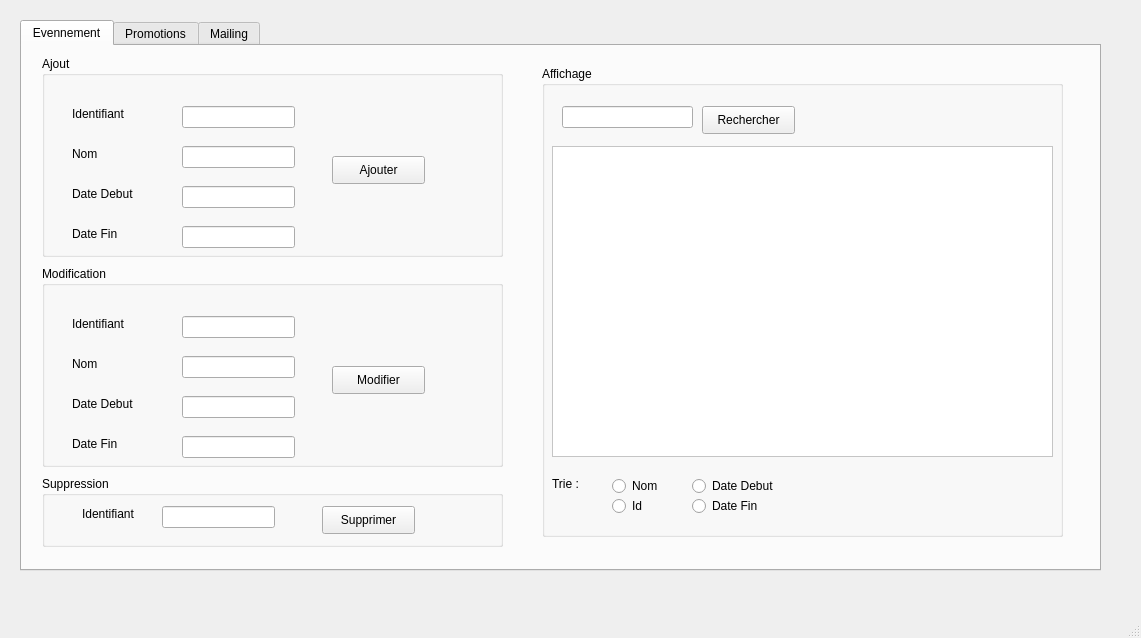
Above: Gestion_Evennement_Promotion/mainwindow.ui from medhama/ThePieChart before the change. Below: the same form after it.
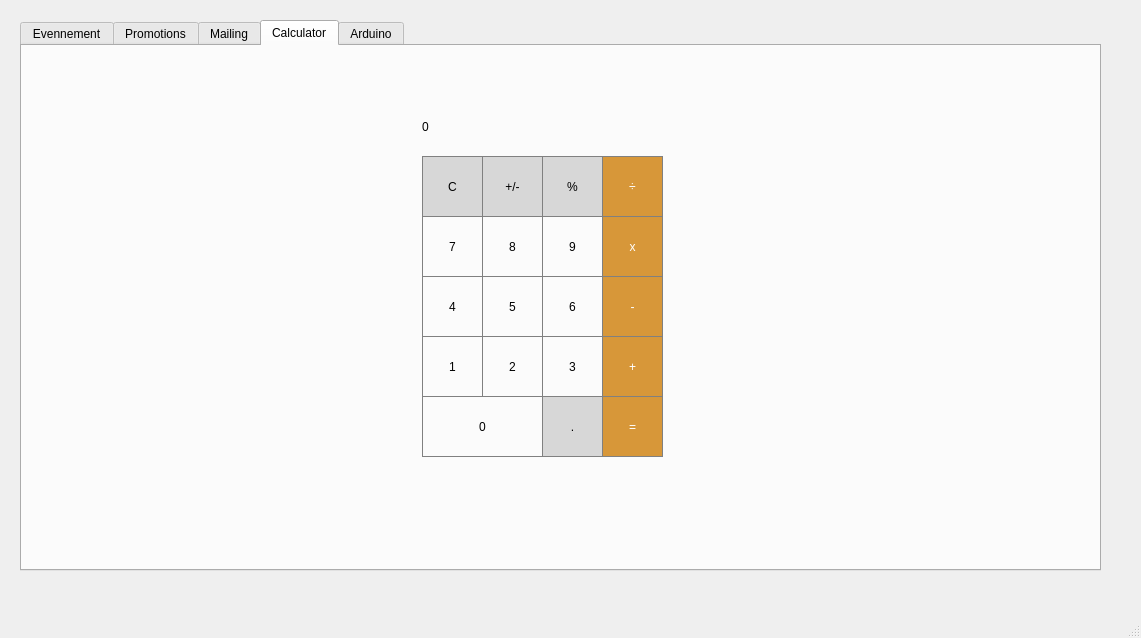
That is the form after the change. The open tabs and pages were chosen to show the change. Icons and pictures are not drawn.

Commit message: arduino + valeur ajoutée

```diff
--- a/Gestion_Evennement_Promotion/mainwindow.ui
+++ b/Gestion_Evennement_Promotion/mainwindow.ui
@@ -185,7 +185,7 @@
         </rect>
        </property>
        <property name="styleSheet">
-        <string notr="true">background-color: rgb(255, 255, 255);</string>
+        <string notr="true"/>
        </property>
       </widget>
       <widget class="QLineEdit" name="rechercher_event">
@@ -1151,6 +1151,715 @@
       </property>
      </widget>
     </widget>
+    <widget class="QWidget" name="tab_3">
+     <attribute name="title">
+      <string>Calculator</string>
+     </attribute>
+     <widget class="QPushButton" name="pushButton_4">
+      <property name="geometry">
+       <rect>
+        <x>400</x>
+        <y>230</y>
+        <width>61</width>
+        <height>61</height>
+       </rect>
+      </property>
+      <property name="styleSheet">
+       <string notr="true">QPushButton {
+ border: 1px solid gray;
+}
+
+QPushButton:pressed {
+  background-color: qlineargradient(x1: 0, y1: 0, x2: 0, y2: 1, 
+                                       stop: 0 #dadbde, stop: 1 #f6f7fa);
+}</string>
+      </property>
+      <property name="text">
+       <string>4</string>
+      </property>
+     </widget>
+     <widget class="QPushButton" name="pushButton_8">
+      <property name="geometry">
+       <rect>
+        <x>460</x>
+        <y>170</y>
+        <width>61</width>
+        <height>61</height>
+       </rect>
+      </property>
+      <property name="styleSheet">
+       <string notr="true">QPushButton {
+ border: 1px solid gray;
+}
+
+QPushButton:pressed {
+  background-color: qlineargradient(x1: 0, y1: 0, x2: 0, y2: 1, 
+                                       stop: 0 #dadbde, stop: 1 #f6f7fa);
+}</string>
+      </property>
+      <property name="text">
+       <string>8</string>
+      </property>
+     </widget>
+     <widget class="QPushButton" name="pushButton_3">
+      <property name="geometry">
+       <rect>
+        <x>520</x>
+        <y>290</y>
+        <width>61</width>
+        <height>61</height>
+       </rect>
+      </property>
+      <property name="styleSheet">
+       <string notr="true">QPushButton {
+ border: 1px solid gray;
+}
+
+QPushButton:pressed {
+  background-color: qlineargradient(x1: 0, y1: 0, x2: 0, y2: 1, 
+                                       stop: 0 #dadbde, stop: 1 #f6f7fa);
+}</string>
+      </property>
+      <property name="text">
+       <string>3</string>
+      </property>
+     </widget>
+     <widget class="QPushButton" name="pushButton_6">
+      <property name="geometry">
+       <rect>
+        <x>520</x>
+        <y>230</y>
+        <width>61</width>
+        <height>61</height>
+       </rect>
+      </property>
+      <property name="styleSheet">
+       <string notr="true">QPushButton {
+ border: 1px solid gray;
+}
+
+QPushButton:pressed {
+  background-color: qlineargradient(x1: 0, y1: 0, x2: 0, y2: 1, 
+                                       stop: 0 #dadbde, stop: 1 #f6f7fa);
+}</string>
+      </property>
+      <property name="text">
+       <string>6</string>
+      </property>
+     </widget>
+     <widget class="QPushButton" name="pushButton_divide">
+      <property name="geometry">
+       <rect>
+        <x>580</x>
+        <y>110</y>
+        <width>61</width>
+        <height>61</height>
+       </rect>
+      </property>
+      <property name="styleSheet">
+       <string notr="true">QPushButton {
+ background-color: rgb(215, 151, 57);
+ color: white;
+ border: 1px solid gray;
+}
+
+QPushButton:pressed{
+ background-color: qlineargradient(x1: 0, y1: 0, x2: 0, y2: 1,
+                                  stop: 0#FF7832, stop: 1 #FF9739);
+}</string>
+      </property>
+      <property name="text">
+       <string> ÷ </string>
+      </property>
+     </widget>
+     <widget class="QPushButton" name="pushButton_decimal">
+      <property name="geometry">
+       <rect>
+        <x>520</x>
+        <y>350</y>
+        <width>61</width>
+        <height>61</height>
+       </rect>
+      </property>
+      <property name="styleSheet">
+       <string notr="true">QPushButton {
+ background-color: rgb(215, 215, 215);
+ border: 1px solid gray;
+}
+
+QPushButton:pressed{
+ background-color: qlineargradient(x1: 0, y1: 0, x2: 0, y2: 1,
+                                  stop: 0#BEBEBE, stop: 1 #D7D7D7);
+}</string>
+      </property>
+      <property name="text">
+       <string>.</string>
+      </property>
+     </widget>
+     <widget class="QPushButton" name="pushButton_1">
+      <property name="geometry">
+       <rect>
+        <x>400</x>
+        <y>290</y>
+        <width>61</width>
+        <height>61</height>
+       </rect>
+      </property>
+      <property name="styleSheet">
+       <string notr="true">QPushButton {
+ border: 1px solid gray;
+}
+
+QPushButton:pressed {
+  background-color: qlineargradient(x1: 0, y1: 0, x2: 0, y2: 1, 
+                                       stop: 0 #dadbde, stop: 1 #f6f7fa);
+}</string>
+      </property>
+      <property name="text">
+       <string>1</string>
+      </property>
+     </widget>
+     <widget class="QPushButton" name="pushButton_plusMinus">
+      <property name="geometry">
+       <rect>
+        <x>460</x>
+        <y>110</y>
+        <width>61</width>
+        <height>61</height>
+       </rect>
+      </property>
+      <property name="styleSheet">
+       <string>QPushButton {
+ background-color: rgb(215, 215, 215);
+ border: 1px solid gray;
+}
+
+QPushButton:pressed{
+ background-color: qlineargradient(x1: 0, y1: 0, x2: 0, y2: 1,
+                                  stop: 0#BEBEBE, stop: 1 #D7D7D7);
+}</string>
+      </property>
+      <property name="text">
+       <string>+/-</string>
+      </property>
+     </widget>
+     <widget class="QPushButton" name="pushButton_2">
+      <property name="geometry">
+       <rect>
+        <x>460</x>
+        <y>290</y>
+        <width>61</width>
+        <height>61</height>
+       </rect>
+      </property>
+      <property name="styleSheet">
+       <string notr="true">QPushButton {
+ border: 1px solid gray;
+}
+
+QPushButton:pressed {
+  background-color: qlineargradient(x1: 0, y1: 0, x2: 0, y2: 1, 
+                                       stop: 0 #dadbde, stop: 1 #f6f7fa);
+}</string>
+      </property>
+      <property name="text">
+       <string>2</string>
+      </property>
+     </widget>
+     <widget class="QPushButton" name="pushButton_5">
+      <property name="geometry">
+       <rect>
+        <x>460</x>
+        <y>230</y>
+        <width>61</width>
+        <height>61</height>
+       </rect>
+      </property>
+      <property name="styleSheet">
+       <string notr="true">QPushButton {
+ border: 1px solid gray;
+}
+
+QPushButton:pressed {
+  background-color: qlineargradient(x1: 0, y1: 0, x2: 0, y2: 1, 
+                                       stop: 0 #dadbde, stop: 1 #f6f7fa);
+}</string>
+      </property>
+      <property name="text">
+       <string>5</string>
+      </property>
+     </widget>
+     <widget class="QLabel" name="label_25">
+      <property name="geometry">
+       <rect>
+        <x>400</x>
+        <y>50</y>
+        <width>241</width>
+        <height>61</height>
+       </rect>
+      </property>
+      <property name="styleSheet">
+       <string notr="true">QLabel {
+  qproperty-alignements: 'AlignVCenter | AlignRight';
+  border : 1px solid gray;
+}
+
+background-color : white;</string>
+      </property>
+      <property name="text">
+       <string>0</string>
+      </property>
+     </widget>
+     <widget class="QPushButton" name="pushButton_add">
+      <property name="geometry">
+       <rect>
+        <x>580</x>
+        <y>290</y>
+        <width>61</width>
+        <height>61</height>
+       </rect>
+      </property>
+      <property name="styleSheet">
+       <string notr="true">QPushButton {
+ background-color: rgb(215, 151, 57);
+ color: white;
+ border: 1px solid gray;
+}
+
+QPushButton:pressed{
+ background-color: qlineargradient(x1: 0, y1: 0, x2: 0, y2: 1,
+                                  stop: 0#FF7832, stop: 1 #FF9739);
+}</string>
+      </property>
+      <property name="text">
+       <string>+</string>
+      </property>
+     </widget>
+     <widget class="QPushButton" name="pushButton_percent">
+      <property name="geometry">
+       <rect>
+        <x>520</x>
+        <y>110</y>
+        <width>61</width>
+        <height>61</height>
+       </rect>
+      </property>
+      <property name="styleSheet">
+       <string>QPushButton {
+ background-color: rgb(215, 215, 215);
+ border: 1px solid gray;
+}
+
+QPushButton:pressed{
+ background-color: qlineargradient(x1: 0, y1: 0, x2: 0, y2: 1,
+                                  stop: 0#BEBEBE, stop: 1 #D7D7D7);
+}</string>
+      </property>
+      <property name="text">
+       <string>%</string>
+      </property>
+     </widget>
+     <widget class="QPushButton" name="pushButton_equals">
+      <property name="geometry">
+       <rect>
+        <x>580</x>
+        <y>350</y>
+        <width>61</width>
+        <height>61</height>
+       </rect>
+      </property>
+      <property name="styleSheet">
+       <string notr="true">QPushButton {
+ background-color: rgb(215, 151, 57);
+ color: white;
+ border: 1px solid gray;
+}
+
+QPushButton:pressed{
+ background-color: qlineargradient(x1: 0, y1: 0, x2: 0, y2: 1,
+                                  stop: 0#FF7832, stop: 1 #FF9739);
+}</string>
+      </property>
+      <property name="text">
+       <string>=</string>
+      </property>
+     </widget>
+     <widget class="QPushButton" name="pushButton_7">
+      <property name="geometry">
+       <rect>
+        <x>400</x>
+        <y>170</y>
+        <width>61</width>
+        <height>61</height>
+       </rect>
+      </property>
+      <property name="styleSheet">
+       <string notr="true">QPushButton {
+ border: 1px solid gray;
+}
+
+QPushButton:pressed {
+  background-color: qlineargradient(x1: 0, y1: 0, x2: 0, y2: 1, 
+                                       stop: 0 #dadbde, stop: 1 #f6f7fa);
+}</string>
+      </property>
+      <property name="text">
+       <string>7</string>
+      </property>
+     </widget>
+     <widget class="QPushButton" name="pushButton_substract">
+      <property name="geometry">
+       <rect>
+        <x>580</x>
+        <y>230</y>
+        <width>61</width>
+        <height>61</height>
+       </rect>
+      </property>
+      <property name="styleSheet">
+       <string notr="true">QPushButton {
+ background-color: rgb(215, 151, 57);
+ color: white;
+ border: 1px solid gray;
+}
+
+QPushButton:pressed{
+ background-color: qlineargradient(x1: 0, y1: 0, x2: 0, y2: 1,
+                                  stop: 0#FF7832, stop: 1 #FF9739);
+}</string>
+      </property>
+      <property name="text">
+       <string>-</string>
+      </property>
+     </widget>
+     <widget class="QPushButton" name="pushButton_9">
+      <property name="geometry">
+       <rect>
+        <x>520</x>
+        <y>170</y>
+        <width>61</width>
+        <height>61</height>
+       </rect>
+      </property>
+      <property name="styleSheet">
+       <string notr="true">QPushButton {
+ border: 1px solid gray;
+}
+
+QPushButton:pressed {
+  background-color: qlineargradient(x1: 0, y1: 0, x2: 0, y2: 1, 
+                                       stop: 0 #dadbde, stop: 1 #f6f7fa);
+}</string>
+      </property>
+      <property name="text">
+       <string>9</string>
+      </property>
+     </widget>
+     <widget class="QPushButton" name="pushButton_0">
+      <property name="geometry">
+       <rect>
+        <x>400</x>
+        <y>350</y>
+        <width>121</width>
+        <height>61</height>
+       </rect>
+      </property>
+      <property name="styleSheet">
+       <string notr="true">QPushButton {
+ border: 1px solid gray;
+}
+
+QPushButton:pressed {
+  background-color: qlineargradient(x1: 0, y1: 0, x2: 0, y2: 1, 
+                                       stop: 0 #dadbde, stop: 1 #f6f7fa);
+}</string>
+      </property>
+      <property name="text">
+       <string>0</string>
+      </property>
+     </widget>
+     <widget class="QPushButton" name="pushButton_clear">
+      <property name="geometry">
+       <rect>
+        <x>400</x>
+        <y>110</y>
+        <width>61</width>
+        <height>61</height>
+       </rect>
+      </property>
+      <property name="styleSheet">
+       <string>QPushButton {
+ background-color: rgb(215, 215, 215);
+ border: 1px solid gray;
+}
+
+QPushButton:pressed{
+ background-color: qlineargradient(x1: 0, y1: 0, x2: 0, y2: 1,
+                                  stop: 0#BEBEBE, stop: 1 #D7D7D7);
+}</string>
+      </property>
+      <property name="text">
+       <string>C</string>
+      </property>
+     </widget>
+     <widget class="QPushButton" name="pushButton_multiply">
+      <property name="geometry">
+       <rect>
+        <x>580</x>
+        <y>170</y>
+        <width>61</width>
+        <height>61</height>
+       </rect>
+      </property>
+      <property name="styleSheet">
+       <string notr="true">QPushButton {
+ background-color: rgb(215, 151, 57);
+ color: white;
+ border: 1px solid gray;
+}
+
+QPushButton:pressed{
+ background-color: qlineargradient(x1: 0, y1: 0, x2: 0, y2: 1,
+                                  stop: 0#FF7832, stop: 1 #FF9739);
+}</string>
+      </property>
+      <property name="text">
+       <string>x</string>
+      </property>
+     </widget>
+    </widget>
+    <widget class="QWidget" name="tab_4">
+     <attribute name="title">
+      <string>Arduino</string>
+     </attribute>
+     <widget class="QLabel" name="temp_label">
+      <property name="geometry">
+       <rect>
+        <x>230</x>
+        <y>70</y>
+        <width>241</width>
+        <height>89</height>
+       </rect>
+      </property>
+      <property name="text">
+       <string>&lt;html&gt;&lt;head/&gt;&lt;body&gt;&lt;p&gt;&lt;span style=&quot; font-size:22pt; font-weight:600; color:#ff0000;&quot;&gt;Temperature °C:&lt;/span&gt;&lt;/p&gt;&lt;/body&gt;&lt;/html&gt;</string>
+      </property>
+     </widget>
+     <widget class="QWidget" name="layoutWidget">
+      <property name="geometry">
+       <rect>
+        <x>490</x>
+        <y>60</y>
+        <width>241</width>
+        <height>91</height>
+       </rect>
+      </property>
+      <layout class="QHBoxLayout" name="horizontalLayout">
+       <item>
+        <widget class="QLCDNumber" name="temp_lcdNumber">
+         <property name="palette">
+          <palette>
+           <active>
+            <colorrole role="WindowText">
+             <brush brushstyle="SolidPattern">
+              <color alpha="255">
+               <red>0</red>
+               <green>0</green>
+               <blue>94</blue>
+              </color>
+             </brush>
+            </colorrole>
+            <colorrole role="Light">
+             <brush brushstyle="SolidPattern">
+              <color alpha="255">
+               <red>0</red>
+               <green>0</green>
+               <blue>255</blue>
+              </color>
+             </brush>
+            </colorrole>
+            <colorrole role="Dark">
+             <brush brushstyle="SolidPattern">
+              <color alpha="255">
+               <red>0</red>
+               <green>0</green>
+               <blue>94</blue>
+              </color>
+             </brush>
+            </colorrole>
+            <colorrole role="Text">
+             <brush brushstyle="SolidPattern">
+              <color alpha="255">
+               <red>60</red>
+               <green>60</green>
+               <blue>60</blue>
+              </color>
+             </brush>
+            </colorrole>
+            <colorrole role="ButtonText">
+             <brush brushstyle="SolidPattern">
+              <color alpha="255">
+               <red>76</red>
+               <green>76</green>
+               <blue>76</blue>
+              </color>
+             </brush>
+            </colorrole>
+            <colorrole role="PlaceholderText">
+             <brush brushstyle="NoBrush">
+              <color alpha="128">
+               <red>60</red>
+               <green>60</green>
+               <blue>60</blue>
+              </color>
+             </brush>
+            </colorrole>
+           </active>
+           <inactive>
+            <colorrole role="WindowText">
+             <brush brushstyle="SolidPattern">
+              <color alpha="255">
+               <red>0</red>
+               <green>0</green>
+               <blue>94</blue>
+              </color>
+             </brush>
+            </colorrole>
+            <colorrole role="Light">
+             <brush brushstyle="SolidPattern">
+              <color alpha="255">
+               <red>0</red>
+               <green>0</green>
+               <blue>255</blue>
+              </color>
+             </brush>
+            </colorrole>
+            <colorrole role="Dark">
+             <brush brushstyle="SolidPattern">
+              <color alpha="255">
+               <red>0</red>
+               <green>0</green>
+               <blue>94</blue>
+              </color>
+             </brush>
+            </colorrole>
+            <colorrole role="Text">
+             <brush brushstyle="SolidPattern">
+              <color alpha="255">
+               <red>60</red>
+               <green>60</green>
+               <blue>60</blue>
+              </color>
+             </brush>
+            </colorrole>
+            <colorrole role="ButtonText">
+             <brush brushstyle="SolidPattern">
+              <color alpha="255">
+               <red>76</red>
+               <green>76</green>
+               <blue>76</blue>
+              </color>
+             </brush>
+            </colorrole>
+            <colorrole role="PlaceholderText">
+             <brush brushstyle="NoBrush">
+              <color alpha="128">
+               <red>60</red>
+               <green>60</green>
+               <blue>60</blue>
+              </color>
+             </brush>
+            </colorrole>
+           </inactive>
+           <disabled>
+            <colorrole role="WindowText">
+             <brush brushstyle="SolidPattern">
+              <color alpha="255">
+               <red>0</red>
+               <green>0</green>
+               <blue>94</blue>
+              </color>
+             </brush>
+            </colorrole>
+            <colorrole role="Light">
+             <brush brushstyle="SolidPattern">
+              <color alpha="255">
+               <red>0</red>
+               <green>0</green>
+               <blue>255</blue>
+              </color>
+             </brush>
+            </colorrole>
+            <colorrole role="Dark">
+             <brush brushstyle="SolidPattern">
+              <color alpha="255">
+               <red>0</red>
+               <green>0</green>
+               <blue>94</blue>
+              </color>
+             </brush>
+            </colorrole>
+            <colorrole role="Text">
+             <brush brushstyle="SolidPattern">
+              <color alpha="255">
+               <red>0</red>
+               <green>0</green>
+               <blue>94</blue>
+              </color>
+             </brush>
+            </colorrole>
+            <colorrole role="ButtonText">
+             <brush brushstyle="SolidPattern">
+              <color alpha="255">
+               <red>0</red>
+               <green>0</green>
+               <blue>94</blue>
+              </color>
+             </brush>
+            </colorrole>
+            <colorrole role="PlaceholderText">
+             <brush brushstyle="NoBrush">
+              <color alpha="128">
+               <red>60</red>
+               <green>60</green>
+               <blue>60</blue>
+              </color>
+             </brush>
+            </colorrole>
+           </disabled>
+          </palette>
+         </property>
+         <property name="digitCount">
+          <number>7</number>
+         </property>
+        </widget>
+       </item>
+      </layout>
+     </widget>
+     <widget class="QLabel" name="label_alert">
+      <property name="geometry">
+       <rect>
+        <x>220</x>
+        <y>200</y>
+        <width>571</width>
+        <height>91</height>
+       </rect>
+      </property>
+      <property name="font">
+       <font>
+        <pointsize>26</pointsize>
+        <weight>75</weight>
+        <bold>true</bold>
+       </font>
+      </property>
+      <property name="styleSheet">
+       <string notr="true">color:RED;</string>
+      </property>
+      <property name="text">
+       <string/>
+      </property>
+     </widget>
+    </widget>
    </widget>
   </widget>
   <widget class="QMenuBar" name="menubar">
```
Left out of the diff: 12 changed lines with no effect on the pictures. The commit also changes 4 other files.
